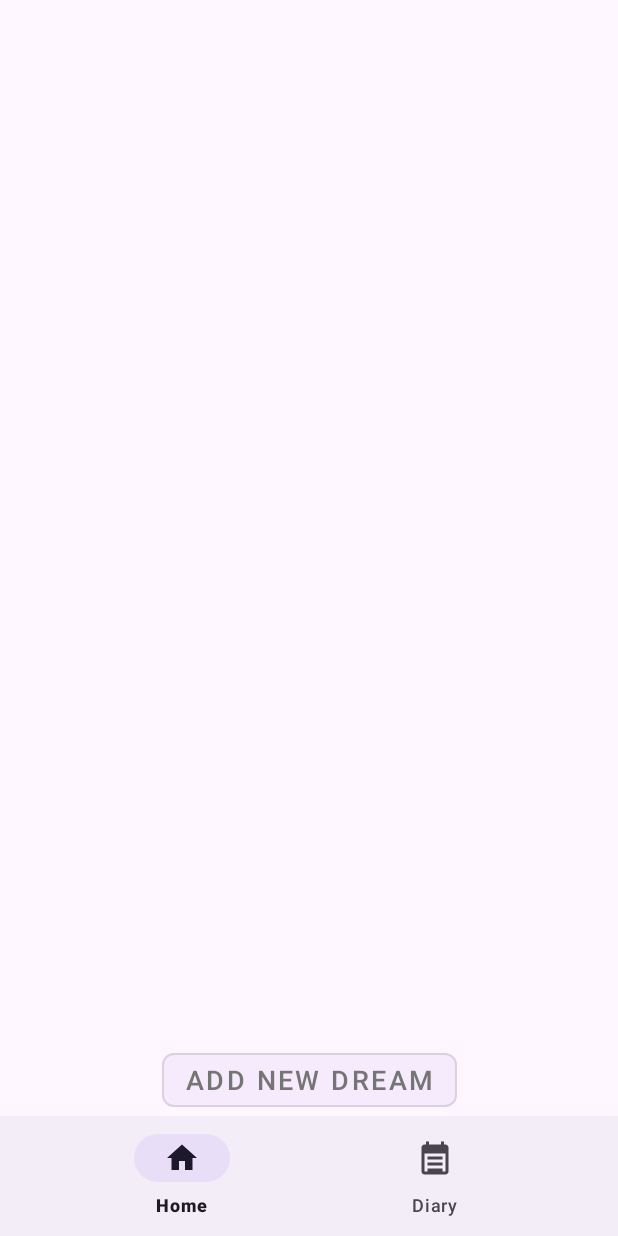
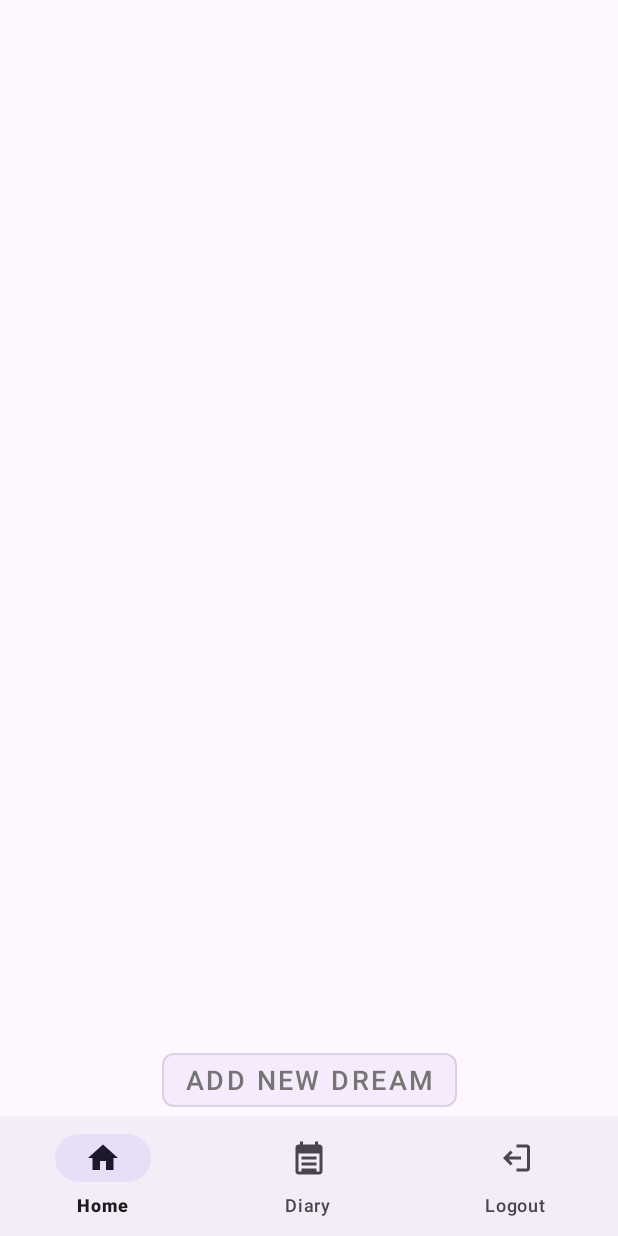
Before and after one commit to ayseerkan/DreamWiseFinal, an Android app: the AddButtonActivity screen opened directly, with no data from a screen before it, on a phone screen of 412 x 824 dp. Run offline under Robolectric (Android 15) with nearby library versions, the phone set to English and light mode, and no system bars; our stand-ins replace Firebase (no records; nobody signed in at launch, a user with empty details on screens opened directly).

Commit message:
Logout Button

```diff
--- a/app/src/main/java/com/example/dreamwise/LoginActivity.kt
+++ b/app/src/main/java/com/example/dreamwise/LoginActivity.kt
@@ -72,7 +72,7 @@ class LoginActivity : AppCompatActivity() {
                     if (task.isSuccessful) {
                         Log.d(TAG, "signInWithEmail:success")
                         Toast.makeText(this, "Login Successful", Toast.LENGTH_SHORT).show()
-                        val intent = Intent(this@LoginActivity, DreamDiaryActivity::class.java)
+                        val intent = Intent(this@LoginActivity, AddButtonActivity::class.java)
                         startActivity(intent)
                         finish()
                     } else {
--- a/app/src/main/java/com/example/dreamwise/db/AddDreamActivity.kt
+++ b/app/src/main/java/com/example/dreamwise/db/AddDreamActivity.kt
@@ -1,10 +1,12 @@
 package com.example.dreamwise
 
+import android.content.Intent
 import android.os.Bundle
 import android.widget.Toast
 import androidx.appcompat.app.AppCompatActivity
 import androidx.lifecycle.lifecycleScope
 import com.example.dreamwise.databinding.ActivityAddDreamBinding
+import com.example.dreamwise.db.AddButtonActivity
 import kotlinx.coroutines.launch
 import java.util.Calendar
 
@@ -44,7 +46,8 @@ class AddDreamActivity : AppCompatActivity() {
                 try {
                     dreamDatabase.dreamDao().insert(dream)
                     Toast.makeText(this@AddDreamActivity, "Dream saved successfully", Toast.LENGTH_SHORT).show()
-                    finish()
+                    intent = Intent(this@AddDreamActivity, DreamDiaryActivity::class.java)
+                    startActivity(intent)
                 } catch (e: Exception) {
                     Toast.makeText(this@AddDreamActivity, "Failed to save dream", Toast.LENGTH_SHORT).show()
                 }
--- a/app/src/main/res/drawable/ic_insights.xml
+++ b/app/src/main/res/drawable/ic_logout.xml
@@ -5,5 +5,5 @@
     android:viewportHeight="24">
     <path
         android:fillColor="#000000"
-        android:pathData="M21,11.5L12,2.5L3,11.5v7c0,1.1,0.9,2,2,2h2v-6h8v6h2c1.1,0,2-0.9,2-2V11.5z M5,19v-5h2v5H5z M10,19v-5h4v5h-4z M19,19h-2v-5h2V19z M12,4.81L18.74,11.5H5.26L12,4.81z"/>
+        android:pathData="M16,13v-2H7.83l2.59-2.59L9,7l-5,5 5,5 1.41-1.41L7.83,13H16zM20,3h-7v2h7v14h-7v2h7c1.1,0 2-0.9 2-2V5C22,3.9 21.1,3 20,3z" />
 </vector>
--- a/app/src/main/res/menu/bottom_navigation_manu.xml
+++ b/app/src/main/res/menu/bottom_navigation_manu.xml
@@ -10,4 +10,9 @@
         android:icon="@drawable/ic_dream_diary"
         android:title="Diary" />
 
+    <item
+        android:id="@+id/navigation_logout"
+        android:icon="@drawable/ic_logout"
+        android:title="Logout" />
+
 </menu>
```
Also changed, not shown: app/src/main/java/com/example/dreamwise/db/AddButtonActivity.kt (+14 -0 lines), app/src/main/java/com/example/dreamwise/db/DreamDiaryActivity.kt (+12 -0 lines), app/src/main/res/drawable/ic_profile.xml (deleted, +0 -9 lines).
